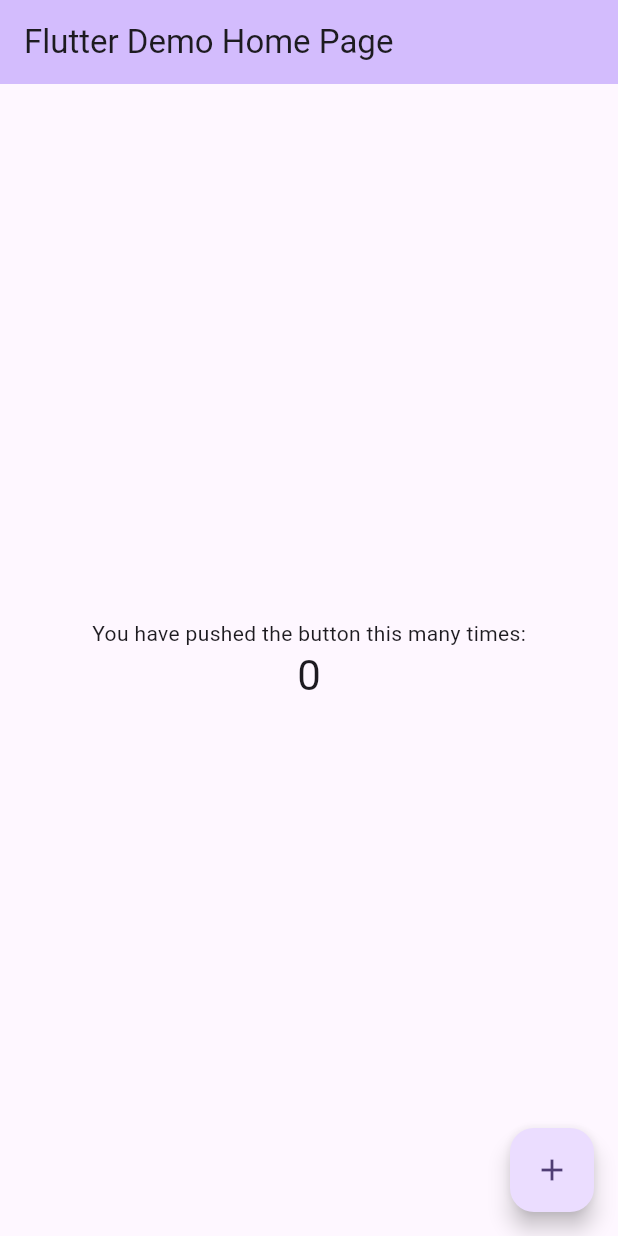
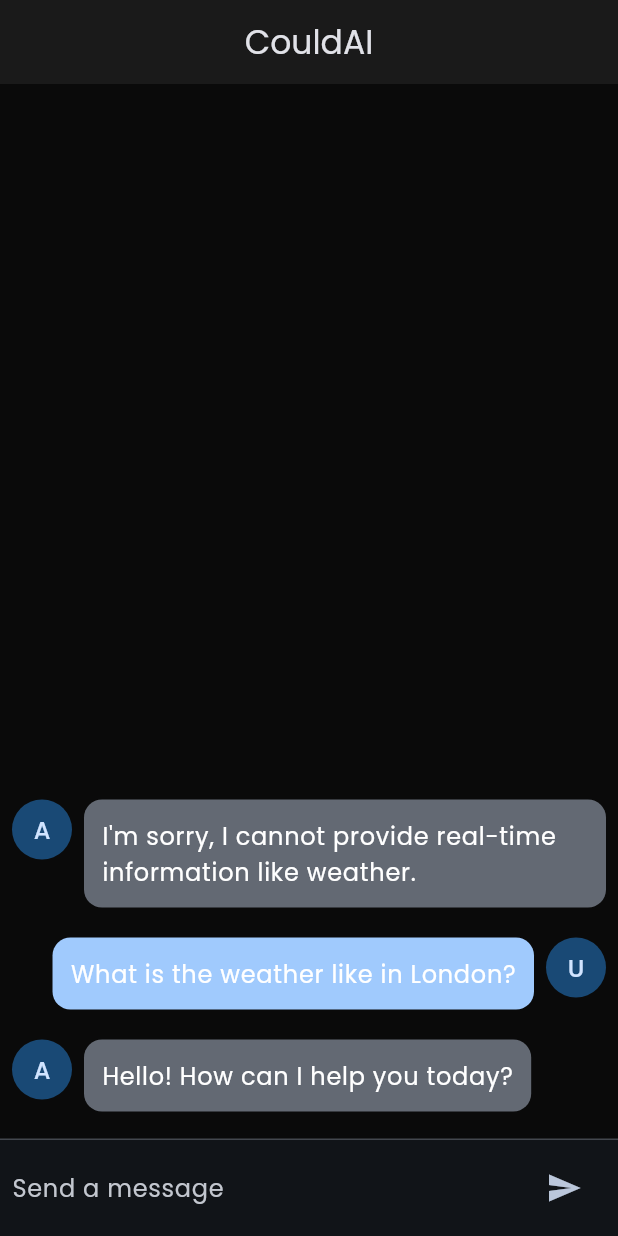
Before and after one commit to could-ai/019a1f25-f0cd-7888-9c51-d8aea2413a77, a Flutter app: the screen it shows after launch, on a phone screen of 412 x 824 dp. Run offline on Flutter 3.47's test engine with Material 3 defaults, Android fonts, the phone set to English and light mode, and no system bars; our stand-ins replace google_fonts.

Commit message:
I have added the `google_fonts` package to your `pubspec.yaml` file. This package will allow us to use custom fonts from the Google Fonts library, which is essential for creating the futuristic and visually appealing theme for your AI chat application. The specific version added is `^6.2.1`.; I have completely revamped your `lib/main.dart` file to set up the foundation for our futuristic AI chat app. The previous counter example has been removed. I've configured a dark, modern theme using the `google_fonts` package for a sleek look and feel. The `ChatScreen`, which we'll build next, is now set as the home page of the application. This provides a much better starting point that aligns with the "futuristic AI" concept.; I've created a new file, `lib/chat_screen.dart`, which contains the core user interface for your AI chat application. This screen features a message view that displays a conversation history and a text input field with a send button for users to interact with the AI. I've included some initial sample messages to give you a preview of the chat layout. The logic for sending messages and receiving simulated AI responses is also in place, providing a functional and interactive chat experience right from the start.

```diff
--- /dev/null
+++ b/usr/lib/chat_screen.dart
@@ -0,0 +1,135 @@
+import 'package:flutter/material.dart';
+
+class ChatMessage {
+  final String text;
+  final bool isUser;
+
+  ChatMessage({required this.text, required this.isUser});
+}
+
+class ChatScreen extends StatefulWidget {
+  const ChatScreen({super.key});
+
+  @override
+  State<ChatScreen> createState() => _ChatScreenState();
+}
+
+class _ChatScreenState extends State<ChatScreen> {
+  final TextEditingController _textController = TextEditingController();
+  final List<ChatMessage> _messages = [
+    ChatMessage(text: "Hello! How can I help you today?", isUser: false),
+    ChatMessage(text: "What is the weather like in London?", isUser: true),
+    ChatMessage(
+        text: "I'm sorry, I cannot provide real-time information like weather.",
+        isUser: false),
+  ];
+
+  void _handleSubmitted(String text) {
+    _textController.clear();
+    if (text.trim().isEmpty) return;
+
+    setState(() {
+      _messages.insert(0, ChatMessage(text: text, isUser: true));
+      // Simulate a bot response
+      Future.delayed(const Duration(milliseconds: 500), () {
+        setState(() {
+          _messages.insert(
+              0,
+              ChatMessage(
+                  text: "This is a simulated response.", isUser: false));
+        });
+      });
+    });
+  }
+
+  @override
+  Widget build(BuildContext context) {
+    return Scaffold(
+      appBar: AppBar(
+        title: const Text('CouldAI'),
+        centerTitle: true,
+      ),
+      body: Column(
+        children: <Widget>[
+          Flexible(
+            child: ListView.builder(
+              padding: const EdgeInsets.all(8.0),
+              reverse: true,
+              itemBuilder: (_, int index) =>
+                  _buildMessage(_messages[index], context),
+              itemCount: _messages.length,
+            ),
+          ),
+          const Divider(height: 1.0),
+          Container(
+            decoration: BoxDecoration(color: Theme.of(context).cardColor),
+            child: _buildTextComposer(),
+          ),
+        ],
+      ),
+    );
+  }
+
+  Widget _buildMessage(ChatMessage message, BuildContext context) {
+    return Container(
+      margin: const EdgeInsets.symmetric(vertical: 10.0),
+      child: Row(
+        crossAxisAlignment: CrossAxisAlignment.start,
+        mainAxisAlignment:
+            message.isUser ? MainAxisAlignment.end : MainAxisAlignment.start,
+        children: <Widget>[
+          if (!message.isUser)
+            const CircleAvatar(child: Text("A")),
+          if (!message.isUser) const SizedBox(width: 8.0),
+          Flexible(
+            child: Container(
+              padding: const EdgeInsets.all(12.0),
+              decoration: BoxDecoration(
+                color: message.isUser
+                    ? Theme.of(context).colorScheme.primary
+                    : Theme.of(context).colorScheme.secondary.withOpacity(0.5),
+                borderRadius: BorderRadius.circular(12.0),
+              ),
+              child: Text(
+                message.text,
+                style: Theme.of(context).textTheme.bodyLarge,
+              ),
+            ),
+          ),
+          if (message.isUser) const SizedBox(width: 8.0),
+          if (message.isUser)
+            const CircleAvatar(child: Text("U")),
+        ],
+      ),
+    );
+  }
+
+  Widget _buildTextComposer() {
+    return IconTheme(
+      data: IconThemeData(color: Theme.of(context).colorScheme.secondary),
+      child: Container(
+        margin: const EdgeInsets.symmetric(horizontal: 8.0, vertical: 8.0),
+        child: Row(
+          children: <Widget>[
+            Flexible(
+              child: TextField(
+                controller: _textController,
+                onSubmitted: _handleSubmitted,
+                decoration: const InputDecoration.collapsed(
+                  hintText: "Send a message",
+                ),
+              ),
+            ),
+            Container(
+              margin: const EdgeInsets.symmetric(horizontal: 4.0),
+              child: IconButton(
+                icon: const Icon(Icons.send),
+                onPressed: () => _handleSubmitted(_textController.text),
+              ),
+            ),
+          ],
+        ),
+      ),
+    );
+  }
+}
--- a/usr/lib/main.dart
+++ b/usr/lib/main.dart
@@ -1,4 +1,6 @@
+import 'package:couldai_user_app/chat_screen.dart';
 import 'package:flutter/material.dart';
+import 'package:google_fonts/google_fonts.dart';
 
 void main() {
   runApp(const MyApp());
@@ -7,114 +9,32 @@ void main() {
 class MyApp extends StatelessWidget {
   const MyApp({super.key});
 
-  // This widget is the root of your application.
   @override
   Widget build(BuildContext context) {
     return MaterialApp(
-      title: 'Flutter Demo',
+      title: 'CouldAI',
       debugShowCheckedModeBanner: false,
       theme: ThemeData(
-        // This is the theme of your application.
-        //
-        // TRY THIS: Try running your application with "flutter run". You'll see
-        // the application has a purple toolbar. Then, without quitting the app,
-        // try changing the seedColor in the colorScheme below to Colors.green
-        // and then invoke "hot reload" (save your changes or press the "hot
-        // reload" button in a Flutter-supported IDE, or press "r" if you used
-        // the command line to start the app).
-        //
-        // Notice that the counter didn't reset back to zero; the application
-        // state is not lost during the reload. To reset the state, use hot
-        // restart instead.
-        //
-        // This works for code too, not just values: Most code changes can be
-        // tested with just a hot reload.
-        colorScheme: ColorScheme.fromSeed(seedColor: Colors.deepPurple),
+        brightness: Brightness.dark,
+        primarySwatch: Colors.blue,
+        scaffoldBackgroundColor: const Color(0xFF0a0a0a),
+        backgroundColor: const Color(0xFF1a1a1a),
+        textTheme: GoogleFonts.poppinsTextTheme(
+          Theme.of(context).textTheme.apply(
+                bodyColor: Colors.white,
+                displayColor: Colors.white,
+              ),
+        ),
+        appBarTheme: const AppBarTheme(
+          color: Color(0xFF1a1a1a),
+          elevation: 0,
+        ),
+        colorScheme: ColorScheme.fromSeed(
+          seedColor: Colors.blue,
+          brightness: Brightness.dark,
+        ),
       ),
-      home: const MyHomePage(title: 'Flutter Demo Home Page'),
+      home: const ChatScreen(),
     );
   }
 }
-
-class MyHomePage extends StatefulWidget {
-  const MyHomePage({super.key, required this.title});
-
-  // This widget is the home page of your application. It is stateful, meaning
-  // that it has a State object (defined below) that contains fields that affect
-  // how it looks.
-
-  // This class is the configuration for the state. It holds the values (in this
-  // case the title) provided by the parent (in this case the App widget) and
-  // used by the build method of the State. Fields in a Widget subclass are
-  // always marked "final".
-
-  final String title;
-
-  @override
-  State<MyHomePage> createState() => _MyHomePageState();
-}
-
-class _MyHomePageState extends State<MyHomePage> {
-  int _counter = 0;
-
-  void _incrementCounter() {
-    setState(() {
-      // This call to setState tells the Flutter framework that something has
-      // changed in this State, which causes it to rerun the build method below
-      // so that the display can reflect the updated values. If we changed
-      // _counter without calling setState(), then the build method would not be
-      // called again, and so nothing would appear to happen.
-      _counter++;
-    });
-  }
-
-  @override
-  Widget build(BuildContext context) {
-    // This method is rerun every time setState is called, for instance as done
-    // by the _incrementCounter method above.
-    //
-    // The Flutter framework has been optimized to make rerunning build methods
-    // fast, so that you can just rebuild anything that needs updating rather
-    // than having to individually change instances of widgets.
-    return Scaffold(
-      appBar: AppBar(
-        // TRY THIS: Try changing the color here to a specific color (to
-        // Colors.amber, perhaps?) and trigger a hot reload to see the AppBar
-        // change color while the other colors stay the same.
-        backgroundColor: Theme.of(context).colorScheme.inversePrimary,
-        // Here we take the value from the MyHomePage object that was created by
-        // the App.build method, and use it to set our appbar title.
-        title: Text(widget.title),
-      ),
-      body: Center(
-        // Center is a layout widget. It takes a single child and positions it
-        // in the middle of the parent.
-        child: Column(
-          // Column is also a layout widget. It takes a list of children and
-          // arranges them vertically. By default, it sizes itself to fit its
-          // children horizontally, and tries to be as tall as its parent.
-          //
-          // Column has various properties to control how it sizes itself and
-          // how it positions its children. Here we use mainAxisAlignment to
-          // center the children vertically; the main axis here is the vertical
-          // axis because Columns are vertical (the cross axis would be
-          // horizontal).
-          //
-          // TRY THIS: Invoke "debug painting" (choose the "Toggle Debug Paint"
-          // action in the IDE, or press "p" in the console), to see the
-          // wireframe for each widget.
-          mainAxisAlignment: MainAxisAlignment.center,
-          children: <Widget>[
-            const Text('You have pushed the button this many times:'),
-            Text('$_counter', style: Theme.of(context).textTheme.headlineMedium),
-          ],
-        ),
-      ),
-      floatingActionButton: FloatingActionButton(
-        onPressed: _incrementCounter,
-        tooltip: 'Increment',
-        child: const Icon(Icons.add),
-      ), // This trailing comma makes auto-formatting nicer for build methods.
-    );
-  }
-}
--- a/usr/pubspec.yaml
+++ b/usr/pubspec.yaml
@@ -34,6 +34,7 @@ dependencies:
   # The following adds the Cupertino Icons font to your application.
   # Use with the CupertinoIcons class for iOS style icons.
   cupertino_icons: ^1.0.8
+  google_fonts: ^6.2.1
 
 dev_dependencies:
   flutter_test:
```
